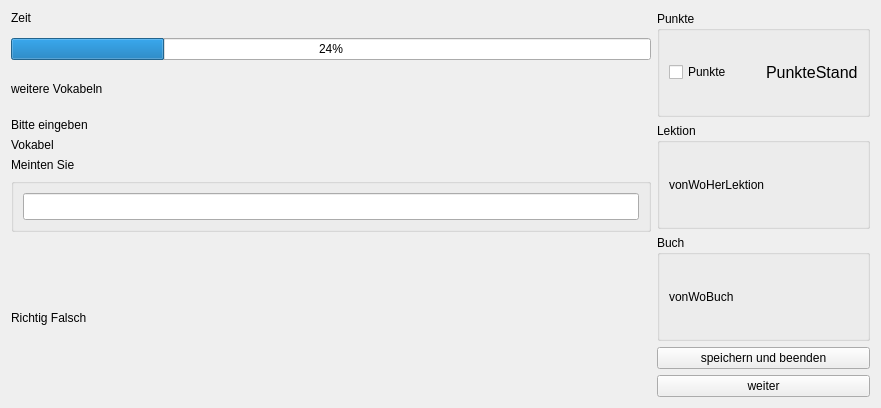
The window that UIs/WindowAbfrage.ui (JPaehr/VokabelTrainer) describes before a commit, drawn with Qt 5.
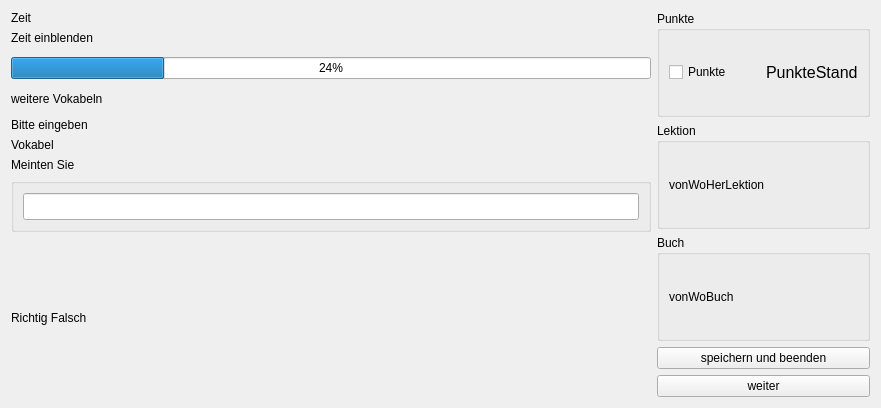
The same window after the commit. Custom widgets are drawn as their Qt base class.

What changed in the file:
```diff
--- a/UIs/WindowAbfrage.ui
+++ b/UIs/WindowAbfrage.ui
@@ -19,7 +19,7 @@
      <item>
       <layout class="QVBoxLayout" name="verticalLayout" stretch="3,0,0,0,0,0,5">
        <item>
-        <layout class="QVBoxLayout" name="verticalLayout_9" stretch="0,1,1">
+        <layout class="QVBoxLayout" name="verticalLayout_9" stretch="0,0,1,1">
          <item>
           <widget class="CLabel" name="labZeit">
            <property name="text">
@@ -27,6 +27,13 @@
            </property>
           </widget>
          </item>
+         <item>
+          <widget class="CLabel" name="labZeitEinblenden">
+           <property name="text">
+            <string>Zeit einblenden</string>
+           </property>
+          </widget>
+         </item>
          <item>
           <layout class="QVBoxLayout" name="verticalLayout_11">
            <item>
```
